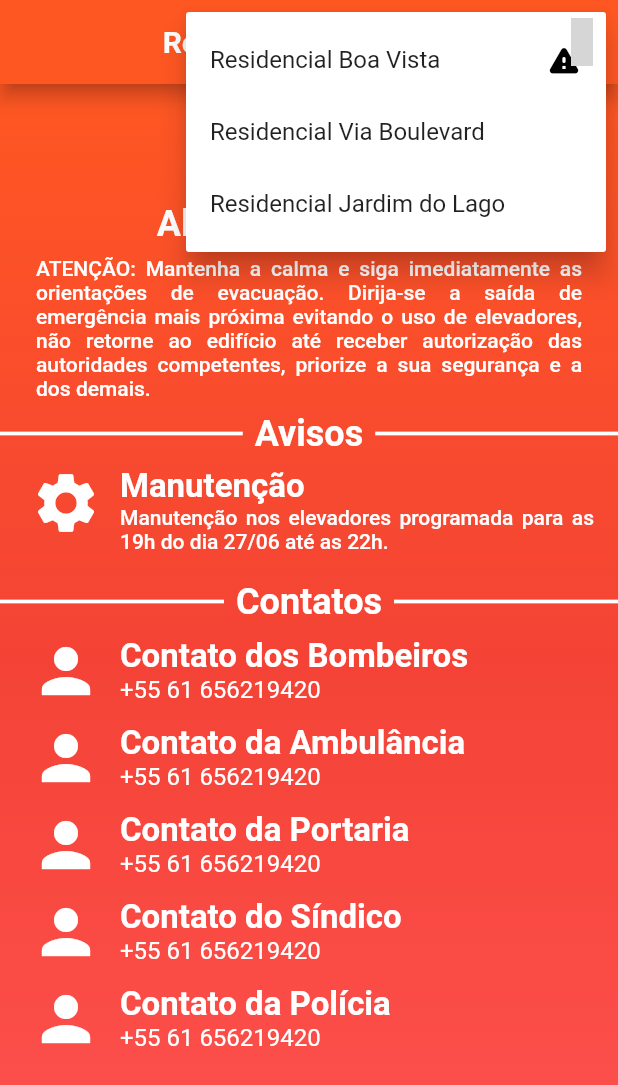
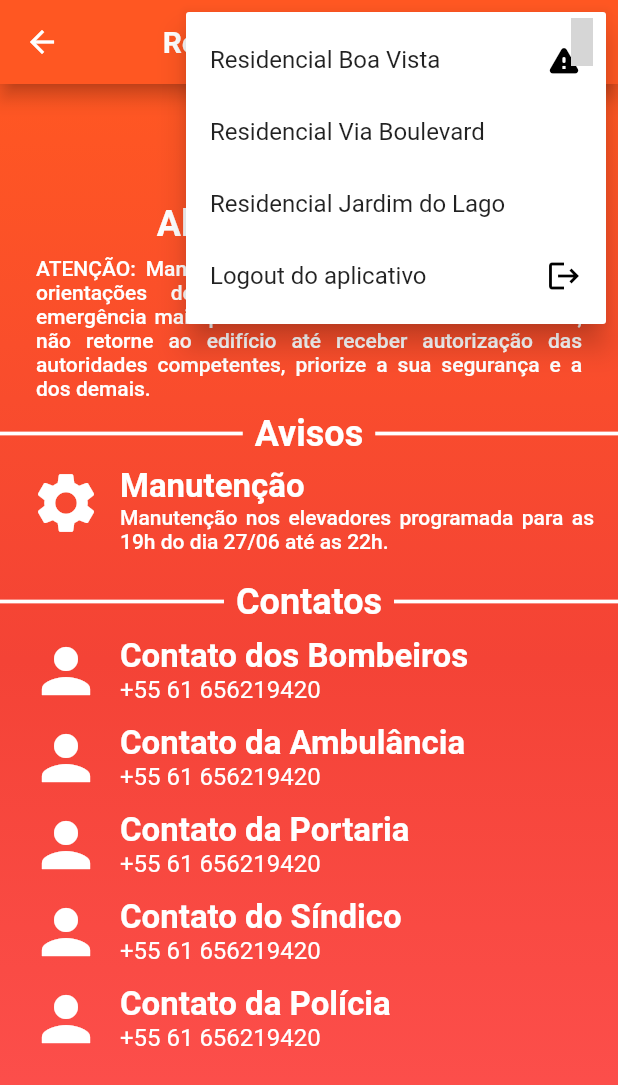
Before and after one commit to Lucas-AV/p1_projeto, a Flutter app: the HomePage screen opened directly, after a tap on an icon or button, on a phone screen of 412 x 824 dp. Shown: the top 1085 px of the screen. Run offline on Flutter 3.47's test engine with Material 2 defaults, Android fonts, the phone set to English and light mode, and no system bars; our stand-ins replace material_design_icons_flutter; grey boxes are pictures that could not be loaded.

Commit message:
update with navigation

```diff
--- a/lib/login_page.dart
+++ b/lib/login_page.dart
@@ -1,7 +1,7 @@
 import 'package:flutter/foundation.dart';
 import 'package:flutter/material.dart';
 import 'package:material_design_icons_flutter/material_design_icons_flutter.dart';
-import 'home_page.dart';
+import 'mobile.dart';
 import 'desktop.dart';
 import 'dart:io';
 class LoginPage extends StatefulWidget {
--- a/lib/main.dart
+++ b/lib/main.dart
@@ -1,7 +1,7 @@
 import 'package:flutter/material.dart';
 import 'package:material_design_icons_flutter/material_design_icons_flutter.dart';
 import 'dart:math';
-import 'home_page.dart';
+import 'mobile.dart';
 import 'login_page.dart';
 import 'dart:io';
 import 'desktop.dart';
@@ -106,6 +106,8 @@ class Mode extends StatefulWidget {
 class _ModeState extends State<Mode> {
   @override
   Widget build(BuildContext context) {
+    // return HomePage();
+
     return SafeArea(
       child: Scaffold(
         body: Stack(
--- a/lib/home_page.dart
+++ b/lib/mobile.dart
@@ -192,10 +192,16 @@ class _HomePageState extends State<HomePage> {
     exemplos[index].inAlarm = exemplos[index].avisos.any((aviso) => getMode(aviso).isNotEmpty);
     return SafeArea(
       child: Scaffold(
+        backgroundColor: Colors.black,
+        body: Center(
+          child: SizedBox(
+            width: 420,
+            height: 920,
+            child: Center(
+              child: Scaffold(
                 appBar: AppBar(
                   backgroundColor: !exemplos[index].inAlarm? Colors.blue:gradients[tripleVerify()]!.first,//Colors.deepOrange,
                   centerTitle: true,
-          automaticallyImplyLeading: false,
                   title: LayoutBuilder(
                     builder: (context, constraints){
                       return FittedBox(
@@ -230,6 +236,17 @@ class _HomePageState extends State<HomePage> {
                                 index = exemplos.indexOf(item);
                               });
                             },
+                          ),
+                        PopupMenuItem(
+                          value: 4,
+                          child: Row(
+                            mainAxisAlignment: MainAxisAlignment.spaceBetween,
+                            children: const [
+                              Text("Logout do aplicativo"),
+                              Icon(Icons.logout,color: Colors.black)
+                            ],
+                          ),
+                          onTap: (){},
                         ),
                       ],
                       child: Padding(
@@ -304,6 +321,10 @@ class _HomePageState extends State<HomePage> {
                   ),
                 ),
               ),
+            ),
+          ),
+        ),
+      )
     );
   }
 }
```
Also changed, not shown: lib/desktop.dart (+77 -30 lines). Lines whose indentation alone changed are shown as unchanged.
